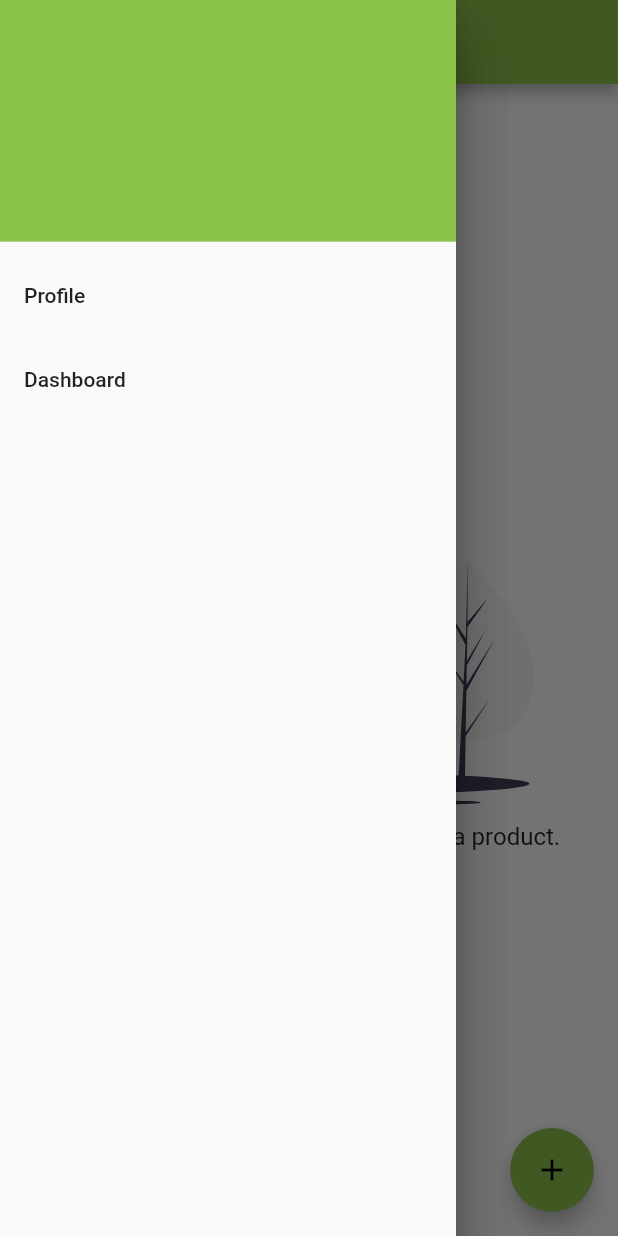
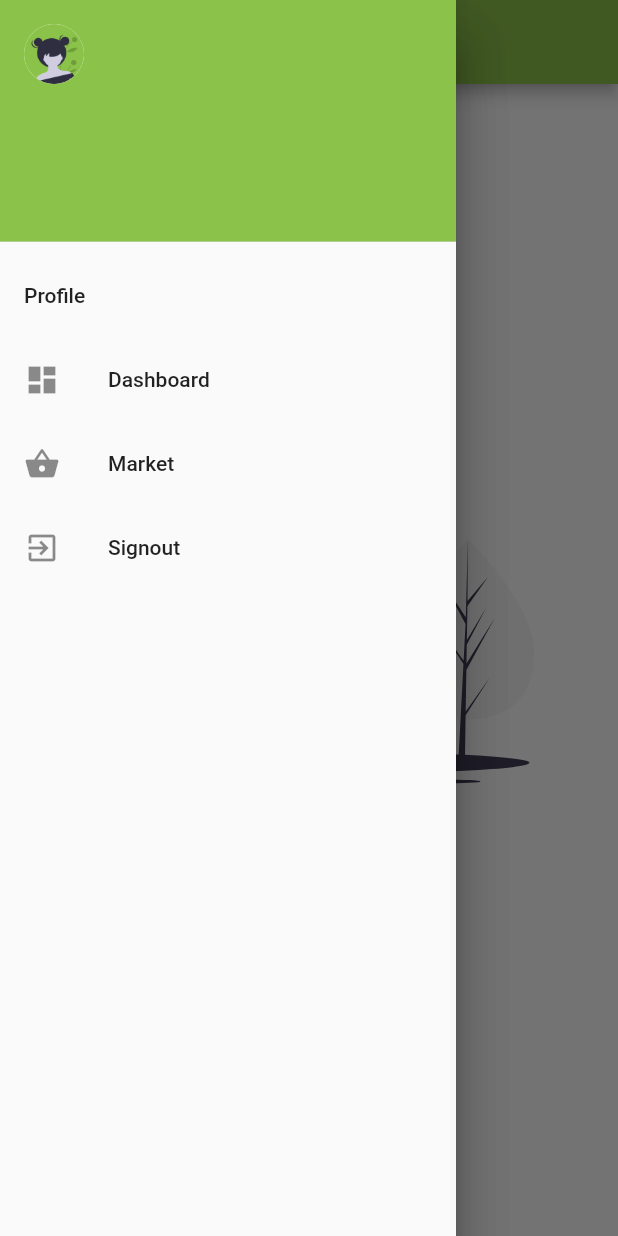
Before and after one commit to GrandSchtroumpf/veggie-market-flutter, a Flutter app: the screen it shows once a user with an empty profile is signed in, with the side drawer open, on a phone screen of 412 x 824 dp. Run offline on Flutter 3.47's test engine with Material 2 defaults, Android fonts, the light colour scheme and no system bars; our stand-ins replace cloud_firestore, firebase_auth, firebase_core, firebase_storage, flutter_svg, image_cropper and 1 more; accounts and stored records are empty.

Commit message:
update with new structure

```diff
--- /dev/null
+++ b/lib/auth/avatar.dart
@@ -0,0 +1,10 @@
+import 'package:firebase_auth/firebase_auth.dart';
+import 'package:flutter/material.dart';
+
+CircleAvatar avatar(FirebaseUser user) {
+  return CircleAvatar(
+    backgroundImage: user.photoUrl != null
+        ? NetworkImage(user.photoUrl)
+        : AssetImage('assets/img/avatar.png'),
+  );
+}
--- a/lib/auth/button.dart
+++ /dev/null
@@ -1,38 +0,0 @@
-import 'package:firebase_auth/firebase_auth.dart';
-import 'package:flutter/material.dart';
-import 'package:flutter_svg/flutter_svg.dart';
-import 'login.dart';
-import 'profile.dart';
-
-class AuthButton extends StatelessWidget {
-  final FirebaseAuth _auth = FirebaseAuth.instance;
-  @override
-  Widget build(BuildContext context) {
-    return StreamBuilder<FirebaseUser>(
-      stream: _auth.onAuthStateChanged,
-      builder: (context, snapshot) {
-        FirebaseUser user = snapshot.data;
-        if (user == null) {
-          return IconButton(
-            onPressed: () => showDialog(
-              context: context,
-              child: Login(),
-            ),
-            icon: Icon(Icons.account_circle),
-          );
-        } else {
-          return Center(
-            child: GestureDetector(
-              onTap: () => Scaffold.of(context).openDrawer(),
-              child: CircleAvatar(
-                backgroundImage: user.photoUrl != null
-                    ? NetworkImage(user.photoUrl)
-                    : AssetImage('assets/img/avatar.png'),
-              ),
-            ),
-          );
-        }
-      },
-    );
-  }
-}
--- a/lib/auth/drawer.dart
+++ b/lib/auth/drawer.dart
@@ -1,38 +1,55 @@
 import 'package:firebase_auth/firebase_auth.dart';
 import 'package:flutter/cupertino.dart';
 import 'package:flutter/material.dart';
+import './avatar.dart';
 
 class AuthDrawer extends StatelessWidget {
+  final FirebaseAuth _auth = FirebaseAuth.instance;
+
+  final FirebaseUser user;
+  AuthDrawer(this.user);
   @override
   Widget build(BuildContext context) {
-    final FirebaseAuth _auth = FirebaseAuth.instance;
-    return StreamBuilder<FirebaseUser>(
-      stream: _auth.onAuthStateChanged,
-      builder: (context, snapshot) {
-        FirebaseUser user = snapshot.data;
+    if (user == null) {
+      Navigator.pop(context);
+    }
     return Drawer(
       child: ListView(
         padding: EdgeInsets.zero,
         children: <Widget>[
           DrawerHeader(
-                child: Text(user.email),
+            child: Column(
+              crossAxisAlignment: CrossAxisAlignment.start,
+              children: [avatar(user), Text(user.email)],
+            ),
             decoration: BoxDecoration(
               color: Theme.of(context).accentColor,
             ),
           ),
           ListTile(
             title: Text('Profile'),
-                onTap: () =>
-                    Navigator.pushReplacementNamed(context, '/profile'),
+            onTap: () {
+              Navigator.pop(context);
+              Navigator.pushNamed(context, '/profile');
+            },
           ),
           ListTile(
+            leading: Icon(Icons.dashboard),
             title: Text('Dashboard'),
             onTap: () => Navigator.pushReplacementNamed(context, '/d/list'),
+          ),
+          ListTile(
+            leading: Icon(Icons.shopping_basket),
+            title: Text('Market'),
+            onTap: () => Navigator.pushReplacementNamed(context, '/d/list'),
+          ),
+          ListTile(
+            leading: Icon(Icons.exit_to_app),
+            title: Text('Signout'),
+            onTap: () => _auth.signOut(),
           ),
         ],
       ),
     );
-      },
-    );
   }
 }
--- a/lib/auth/profile.dart
+++ b/lib/auth/profile.dart
@@ -1,6 +1,5 @@
 import 'package:firebase_auth/firebase_auth.dart';
 import 'package:flutter/material.dart';
-import 'package:flutter_svg/flutter_svg.dart';
 
 class Profile extends StatelessWidget {
   final FirebaseAuth _auth = FirebaseAuth.instance;
@@ -9,8 +8,15 @@ class Profile extends StatelessWidget {
     return StreamBuilder<FirebaseUser>(
       stream: _auth.onAuthStateChanged,
       builder: (context, snapshot) {
+        if (!snapshot.hasData) {
+          return CircularProgressIndicator();
+        }
         FirebaseUser user = snapshot.data;
-        return Column(
+        return Scaffold(
+          appBar: AppBar(
+            title: Text('Profile'),
+          ),
+          body: Column(
             children: [
               user.photoUrl != null
                   ? Image.network(user.photoUrl)
@@ -18,6 +24,7 @@ class Profile extends StatelessWidget {
               Text(user.displayName),
               Text(user.email),
             ],
+          ),
         );
       },
     );
--- /dev/null
+++ b/lib/auth/shell.dart
@@ -0,0 +1,65 @@
+import 'package:flutter/material.dart';
+import 'package:firebase_auth/firebase_auth.dart';
+import './login.dart';
+import './drawer.dart';
+import './avatar.dart';
+
+class AuthShell extends StatelessWidget {
+  final GlobalKey<ScaffoldState> _key = GlobalKey();
+  final FirebaseAuth _auth = FirebaseAuth.instance;
+  final Widget body;
+  final Widget floatingActionButton;
+  final String title;
+
+  AuthShell({this.title, this.body, this.floatingActionButton});
+
+  @override
+  Widget build(BuildContext context) {
+    return StreamBuilder<FirebaseUser>(
+      stream: _auth.onAuthStateChanged,
+      builder: (context, snapshot) {
+        if (snapshot.hasError) {
+          return Text('An error occured ' + snapshot.error.toString());
+        }
+
+        /// NO USER ///
+        if (!snapshot.hasData) {
+          return Scaffold(
+            appBar: AppBar(
+              title: Text(title),
+              leading: IconButton(
+                onPressed: () => showDialog(
+                  context: context,
+                  child: Login(),
+                ),
+                icon: Icon(Icons.account_circle),
+              ),
+            ),
+            body: body,
+            floatingActionButton: floatingActionButton,
+          );
+        }
+
+        /// WITH USER ///
+        FirebaseUser user = snapshot.data;
+        return Scaffold(
+          key: _key,
+          appBar: AppBar(
+            leading: Center(
+              child: GestureDetector(
+                onTap: () => _key.currentState.openDrawer(),
+                child: avatar(user),
+              ),
+            ),
+            title: Text(title),
+          ),
+          drawer: Drawer(
+            child: AuthDrawer(user),
+          ),
+          body: body,
+          floatingActionButton: floatingActionButton,
+        );
+      },
+    );
+  }
+}
--- a/lib/dashboard/list.dart
+++ b/lib/dashboard/list.dart
@@ -2,21 +2,14 @@ import 'package:flutter/material.dart';
 import 'package:flutter_svg/flutter_svg.dart';
 import '../service.dart';
 import '../product/model.dart';
-import '../auth/button.dart';
-import '../auth/drawer.dart';
+import '../auth/shell.dart';
 
 class ProductList extends StatelessWidget {
   @override
   Widget build(BuildContext context) {
     final service = ServiceProvider.of(context).product;
-    return Scaffold(
-      appBar: AppBar(
-        leading: AuthButton(),
-        title: Text('Dashboard'),
-      ),
-      drawer: Drawer(
-        child: AuthDrawer(),
-      ),
+    return AuthShell(
+      title: 'Dashboard',
       body: StreamBuilder<List<Product>>(
         stream: service.valueChanges(),
         builder: (context, snapshot) {
--- a/lib/main.dart
+++ b/lib/main.dart
@@ -1,5 +1,7 @@
 import 'package:flutter/material.dart';
 import 'package:firebase_core/firebase_core.dart';
+import './market/list.dart';
+import './market/view.dart';
 import './dashboard/list.dart';
 import './dashboard/create.dart';
 import './dashboard/edit.dart';
@@ -37,10 +39,12 @@ class App extends StatelessWidget {
     return ServiceProvider(
       child: MaterialApp(
         title: 'Flutter Demo',
-        initialRoute: '/d/list',
+        initialRoute: '/m/list',
         routes: {
           '/login': (ctx) => Login(),
           '/profile': (ctx) => Profile(),
+          '/m/list': (ctx) => MarketList(),
+          '/m/view': (ctx) => MarketView(),
           '/d/list': (ctx) => ProductList(),
           '/d/create': (ctx) => ProductCreate(),
           '/d/edit': (ctx) => ProductEdit(),
@@ -53,51 +57,3 @@ class App extends StatelessWidget {
     );
   }
 }
-
-// class Shell extends StatefulWidget {
-//   final List<NavigatorOptions> options;
-//   Shell(this.options);
-//   @override
-//   createState() => ShellState(options);
-// }
-
-// class ShellState extends State<Shell> {
-//   final List<NavigatorOptions> options;
-//   int currentIndex = 0;
-//   ShellState(this.options);
-
-//   /// Create a navigator Widget based on an option ///
-//   getNavigator(NavigatorOptions option) {
-//     return Navigator(
-//       key: GlobalKey<NavigatorState>(debugLabel: option.label),
-//       onGenerateRoute: (setting) {
-//         String name = option.routes.containsKey(setting.name)
-//             ? setting.name
-//             : '/not-found';
-//         return MaterialPageRoute(
-//           builder: option.routes[name],
-//           maintainState: true,
-//           settings: setting,
-//         );
-//       },
-//     );
-//   }
-
-//   @override
-//   Widget build(BuildContext context) {
-//     options.removeWhere((option) => !option.canDisplay(context));
-//     return Scaffold(
-//       body: getNavigator(options[currentIndex]),
-//       bottomNavigationBar: BottomNavigationBar(
-//         currentIndex: currentIndex,
-//         onTap: (index) => setState(() => currentIndex = index),
-//         items: options.map((option) {
-//           return BottomNavigationBarItem(
-//             icon: Icon(option.icon),
-//             title: Text(option.label),
-//           );
-//         }).toList(),
-//       ),
-//     );
-//   }
-// }
--- a/lib/marketplace/list.dart
+++ b/lib/market/list.dart
@@ -1,19 +1,20 @@
 import 'package:flutter/material.dart';
 import 'package:flutter_svg/flutter_svg.dart';
+import 'package:veggie_market/auth/shell.dart';
 import '../service.dart';
 import '../product/model.dart';
 
-class ProductMarketList extends StatelessWidget {
+class MarketList extends StatelessWidget {
   @override
   Widget build(BuildContext context) {
     final service = ServiceProvider.of(context).product;
-    return Scaffold(
-      appBar: AppBar(title: Text('Shopping list')),
+    return AuthShell(
+      title: 'Market',
       body: StreamBuilder<List<Product>>(
         stream: service.valueChanges(),
         builder: (context, snapshot) {
           if (snapshot.hasError) {
-            return Text('An error occured ' + snapshot.error);
+            return Text('An error occured ' + snapshot.error.toString());
           }
 
           /// LOADING ///
@@ -77,7 +78,7 @@ class ProductItem extends StatelessWidget {
         icon: Icon(Icons.add),
       ),
       onTap: () {
-        Navigator.pushNamed(context, '/view', arguments: product.id);
+        Navigator.pushNamed(context, '/m/view', arguments: product.id);
       },
     );
   }
--- a/lib/marketplace/view.dart
+++ b/lib/market/view.dart
@@ -1,7 +1,7 @@
 import 'package:flutter/material.dart';
 import '../product/view.shell.dart';
 
-class ProductView extends StatelessWidget {
+class MarketView extends StatelessWidget {
   @override
   Widget build(BuildContext context) {
     return ProductViewShell(
--- a/lib/service.dart
+++ b/lib/service.dart
@@ -3,7 +3,6 @@ import 'package:path/path.dart';
 
 import 'package:cloud_firestore/cloud_firestore.dart';
 import 'package:firebase_storage/firebase_storage.dart';
-import 'package:firebase_performance/firebase_performance.dart';
 import 'package:flutter/material.dart';
 import './product/model.dart';
 
@@ -65,14 +64,11 @@ class Service<T> {
 /// Provide the list of service for the app
 /// Create the service only on demand
 class ServiceProvider extends InheritedWidget {
-  final trace = FirebasePerformance.instance.newTrace("test_trace");
   final product = Service<Product>('products', ProductConverter());
   final Map<String, Service> services = {};
 
   ServiceProvider({Key key, @required Widget child})
-      : super(key: key, child: child) {
-    trace.start();
-  }
+      : super(key: key, child: child) {}
 
   static ServiceProvider of(BuildContext context) {
     return context.dependOnInheritedWidgetOfExactType<ServiceProvider>();
```
Lines whose indentation alone changed are shown as unchanged.
